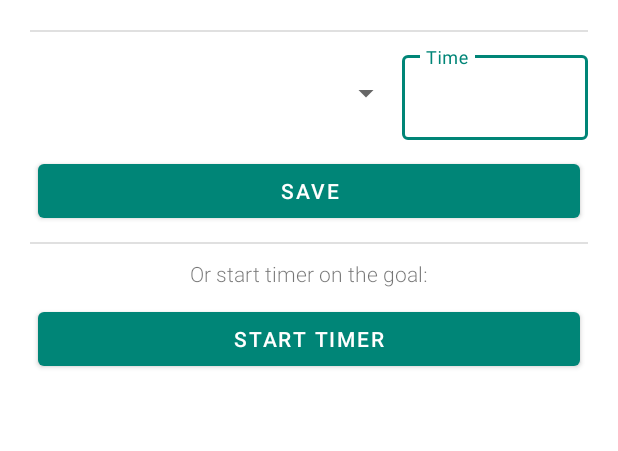
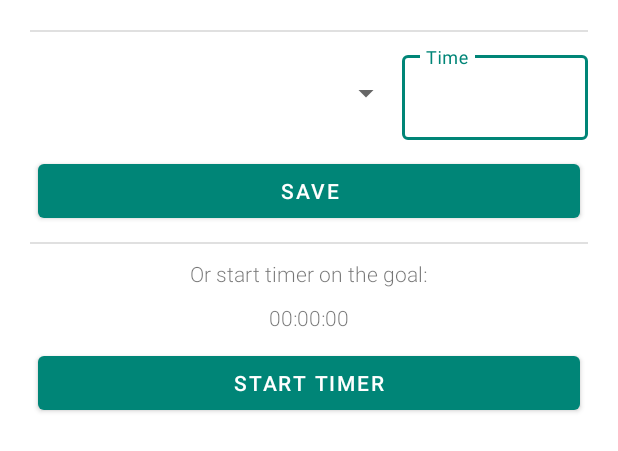
Before and after one commit to f4irline/task-scheduler, an Android app: the layout dialog_goal.xml on its own in the app's theme, with its tools: preview values and no code run, on a phone screen of 412 x 824 dp. Shown: the top 451 px of the screen. Run offline under Robolectric (Android 15) with nearby library versions, the phone set to English and light mode, and no system bars.

Commit message:
Display passed time on the dialog fragment when timer is started.

```diff
--- a/app/src/main/res/layout/dialog_goal.xml
+++ b/app/src/main/res/layout/dialog_goal.xml
@@ -78,12 +78,21 @@
         android:layout_height="wrap_content"
         android:text="Or start timer on the goal:"/>
 
+    <TextView
+        android:id="@+id/timerText"
+        android:layout_below="@id/timerHint"
+        android:layout_centerHorizontal="true"
+        android:layout_marginTop="10dp"
+        android:layout_width="wrap_content"
+        android:layout_height="wrap_content"
+        android:text="00:00:00"/>
+
     <com.google.android.material.button.MaterialButton
         android:id="@+id/timerButton"
         android:layout_marginTop="10dp"
         android:layout_marginLeft="15dp"
         android:layout_marginRight="15dp"
-        android:layout_below="@id/timerHint"
+        android:layout_below="@id/timerText"
         android:layout_width="match_parent"
         android:layout_height="wrap_content"
         android:text="Start timer"/>
```
Also changed, not shown: app/src/main/java/com/github/f4irline/taskscheduler/HoursDialogFragment.java (+32 -0 lines).
